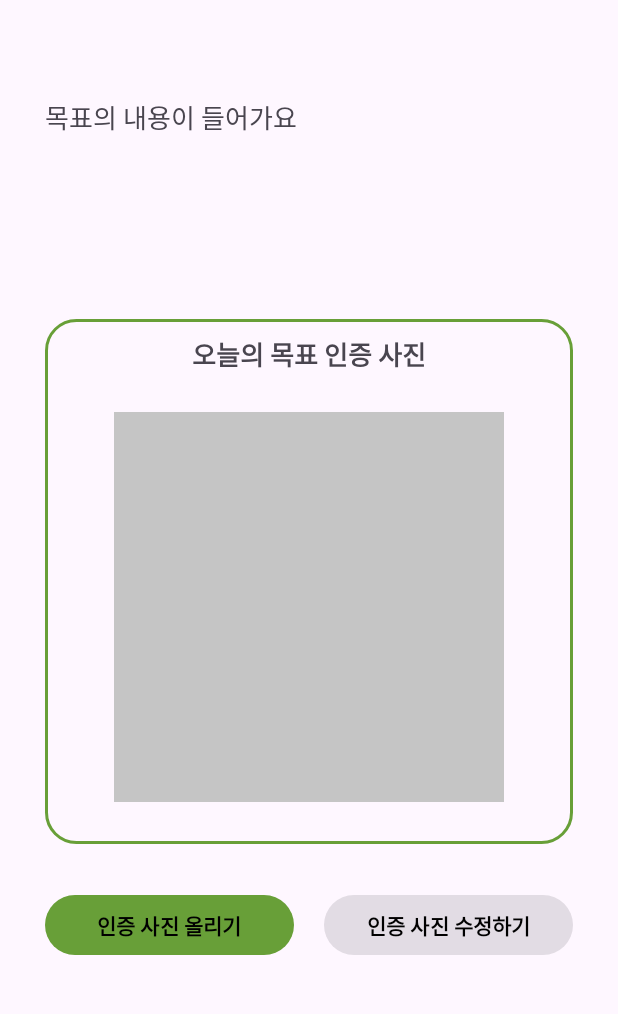
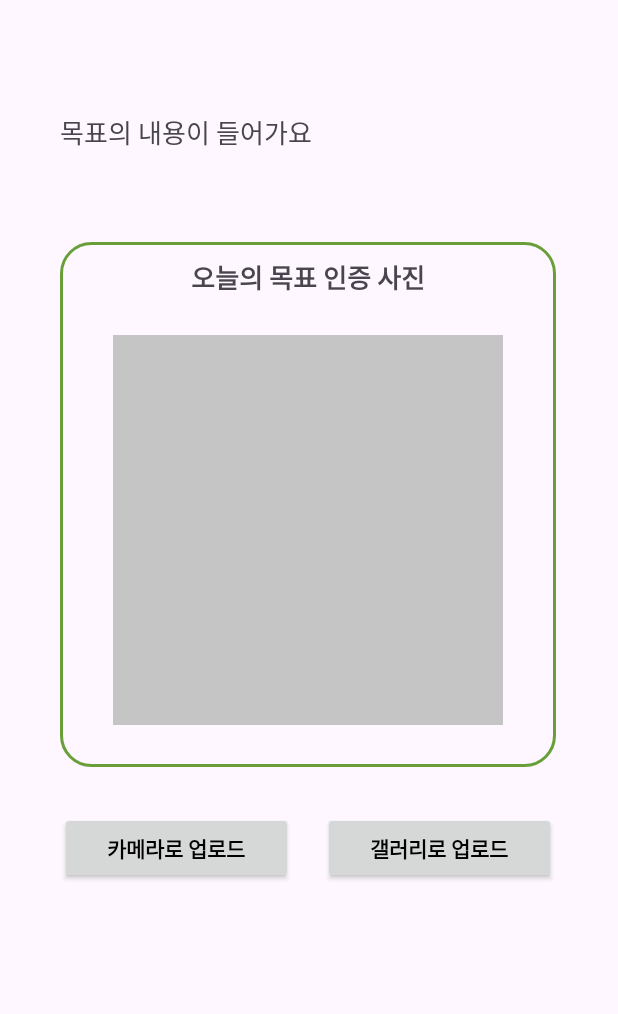
Before and after one commit to MST-planning/MotiMates, an Android app: the Achievement screen opened directly, with no data from a screen before it, on a phone screen of 412 x 824 dp, the part 136-1150 px from its top. Run offline under Robolectric (Android 15) with nearby library versions, the phone set to English and light mode, and no system bars.

Commit message:
toolbar 예시 수정(최종)/ 갤러리(성공), 카메라(수정 중) 연동

```diff
--- a/app/src/main/res/layout/ach_item_view.xml
+++ b/app/src/main/res/layout/ach_item_view.xml
@@ -3,11 +3,12 @@
     android:id="@+id/ach_item_root"
     android:orientation="vertical"
     android:layout_width="match_parent"
-    android:layout_height="wrap_content"> // 목표 달성 메인화면의 아이템 레이아웃
+    android:layout_height="wrap_content"
+    android:layout_marginBottom="8dp"> // 목표 달성 메인화면의 아이템 레이아웃
     <LinearLayout
         android:layout_width="match_parent"
         android:layout_height="50dp"
-        android:background="@drawable/layout_edge">
+        android:background="@drawable/text_box_border">
         <TextView
             android:id="@+id/ach_content"
             android:layout_width="wrap_content"
--- a/app/src/main/res/layout/activity_achievement.xml
+++ b/app/src/main/res/layout/activity_achievement.xml
@@ -1,47 +1,50 @@
 <?xml version="1.0" encoding="utf-8"?>
 
 <androidx.drawerlayout.widget.DrawerLayout xmlns:android="http://schemas.android.com/apk/res/android"
+    android:id="@+id/achievement_drawer"
+    android:layout_width="match_parent"
+    android:layout_height="match_parent">
+    <LinearLayout
         xmlns:tools="http://schemas.android.com/tools"
         android:layout_width="match_parent"
         android:layout_height="match_parent"
-    xmlns:app="http://schemas.android.com/apk/res-auto"
         android:orientation="vertical"
         tools:context=".Achievement">
 
+        <include
+            layout="@layout/toolbar" />
         <LinearLayout
             android:layout_width="wrap_content"
             android:layout_height="wrap_content"
+            android:layout_margin="10dp"
             android:orientation="vertical"
             android:weightSum="5">
 
-        <include
-            android:id="@+id/toolbar"
-            layout="@layout/toolbar"/>
             <TextView
                 android:id="@+id/target_content"
                 android:layout_width="match_parent"
                 android:layout_height="wrap_content"
                 android:layout_margin="30dp"
+                android:layout_weight="2"
                 android:text="목표의 내용이 들어가요"
-            android:textSize="17sp"
-            android:layout_weight="2"/>
+                android:textSize="17sp" />
 
             <LinearLayout
                 android:layout_width="match_parent"
                 android:layout_height="350dp"
                 android:layout_margin="30dp"
-            android:orientation="vertical"
-            android:background="@drawable/layout_edge"> //인증 사진 띄우는 부분
+                android:background="@drawable/layout_edge"
+                android:orientation="vertical"> //인증 사진 띄우는 부분
 
                 <TextView
                     android:id="@+id/proof_title"
                     android:layout_width="match_parent"
                     android:layout_height="wrap_content"
+                    android:layout_margin="10dp"
                     android:gravity="center"
-                android:layout_margin="10dp"
                     android:text="오늘의 목표 인증 사진"
-                android:textStyle="bold"
-                android:textSize="17sp"/>
+                    android:textSize="17sp"
+                    android:textStyle="bold" />
 
                 <ImageView
                     android:id="@+id/proof_image"
@@ -49,40 +52,44 @@
                     android:layout_height="260dp"
                     android:layout_gravity="center"
                     android:layout_margin="15dp"
-                android:src="@drawable/example_image" /> //카메라앱, 갤러리앱 연동하기! ch15 참고할 것
+                    android:src="@drawable/example_image" />
             </LinearLayout>
+
             <LinearLayout
                 android:layout_width="match_parent"
                 android:layout_height="wrap_content"
                 android:orientation="horizontal">
+
                 <Button
-                android:id="@+id/upload_button"
+                    android:id="@+id/camera_button"
                     android:layout_width="match_parent"
                     android:layout_height="wrap_content"
-                android:layout_weight="1"
                     android:layout_marginLeft="30dp"
                     android:layout_marginRight="10dp"
-                android:text="@string/upload_image"
-                android:textStyle="bold"
-                android:textColor="@color/black"/>
+                    android:layout_weight="1"
+                    android:text="카메라로 업로드"
+                    android:textColor="@color/black"
+                    android:textStyle="bold" />
+
                 <Button
-                android:id="@+id/modify_button"
+                    android:id="@+id/gallery_button"
                     android:layout_width="match_parent"
                     android:layout_height="wrap_content"
+                    android:layout_marginLeft="10dp"
+                    android:layout_marginRight="30dp"
                     android:layout_weight="1"
-                android:layout_marginRight="30dp"
-                android:layout_marginLeft="10dp"
-                android:text="@string/modify_image"
-                android:textStyle="bold"
+                    android:text="갤러리로 업로드"
                     android:textColor="@color/black"
-                android:enabled="false"/>
-        </LinearLayout> //이미지 업로드, 수정 버튼
+                    android:textStyle="bold"/>
             </LinearLayout>
-    <com.google.android.material.navigation.NavigationView
+        </LinearLayout>
+
+    </LinearLayout>
+    <com.google.android.material.navigation.NavigationView xmlns:android="http://schemas.android.com/apk/res/android"
         android:layout_width="wrap_content"
         android:layout_height="match_parent"
+        xmlns:app="http://schemas.android.com/apk/res-auto"
         android:layout_gravity="start"
         app:menu="@menu/menu_navigation"
         app:headerLayout="@layout/navigation_header"/>
-
 </androidx.drawerlayout.widget.DrawerLayout>
--- a/app/src/main/res/layout/toolbar.xml
+++ b/app/src/main/res/layout/toolbar.xml
@@ -1,4 +1,5 @@
 <?xml version="1.0" encoding="utf-8"?>
+
     <com.google.android.material.appbar.AppBarLayout xmlns:android="http://schemas.android.com/apk/res/android"
         android:id="@+id/appbar"
         android:layout_width="match_parent"
@@ -8,21 +9,25 @@
 
         <com.google.android.material.appbar.CollapsingToolbarLayout
             android:layout_width="wrap_content"
-        android:layout_height="wrap_content"
-        app:layout_scrollFlags="scroll|exitUntilCollapsed"> // 스크롤하면 사라짐
+            android:layout_height="125dp"
+            app:layout_scrollFlags="scroll|exitUntilCollapsed">
+    <!--        스크롤하면 사라짐-->
 
             <androidx.appcompat.widget.Toolbar
                 android:id="@+id/toolbar"
                 android:layout_width="match_parent"
                 android:layout_height="?attr/actionBarSize"
                 android:background="@color/white"
-            app:layout_collapseMode="pin"> //toolbar는 사라지지 않고 고정
+                app:layout_collapseMode="pin">
+    <!--            toolbar는 사라지지 않고 고정-->
                 <ImageView
+                    android:id="@+id/menuButton"
                     android:layout_width="wrap_content"
                     android:layout_height="wrap_content"
                     android:src="@drawable/icon_menu"
                     android:layout_gravity="start"
-                android:onClick="onMenuClick"/> //icon (onclick 연결)
+                    android:onClick="onMenuClick"/>
+    <!--            icon (onclick 연결)-->
             </androidx.appcompat.widget.Toolbar>
 
             <FrameLayout
@@ -38,8 +43,8 @@
                     android:text="@string/app_name"
                     android:textColor="@color/MainColor"
                     android:textStyle="bold"
-                android:textSize="30sp"/> // 현재 페이지의 이름(setTitle로 접근)
+                    android:textSize="30sp"/>
+    <!--            현재 페이지의 이름(setTitle로 접근)-->
             </FrameLayout>
         </com.google.android.material.appbar.CollapsingToolbarLayout>
-
     </com.google.android.material.appbar.AppBarLayout>
--- a/app/src/main/res/values/strings.xml
+++ b/app/src/main/res/values/strings.xml
@@ -14,8 +14,6 @@
     <string name="cancel">취소</string>
     <!--    꽃밭-->
     <string name="my_garden">나의 꽃밭으로 가기</string>
-    <string name="upload_image">인증 사진 올리기</string>
-    <string name="modify_image">인증 사진 수정하기</string>
 
     <string name="hello_blank_fragment">Hello blank fragment</string>
 
```
Also changed, not shown: app/src/main/java/com/example/motimates/AchAdapter.kt (+5 -4 lines), app/src/main/java/com/example/motimates/Achievement.kt (+68 -66 lines). Lines whose indentation alone changed are shown as unchanged.
